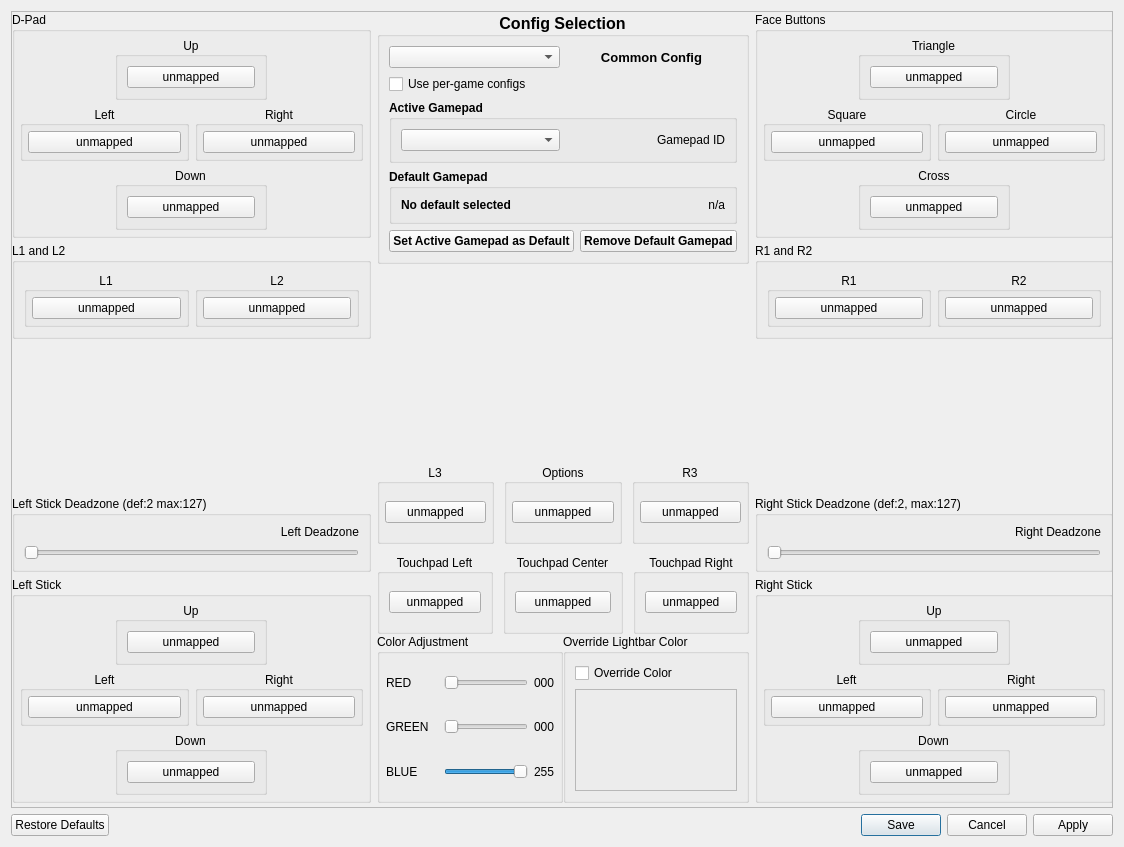
The window that src/qt_gui/control_settings.ui (shadps4-emu/shadPS4) describes before a commit, drawn with Qt 5.
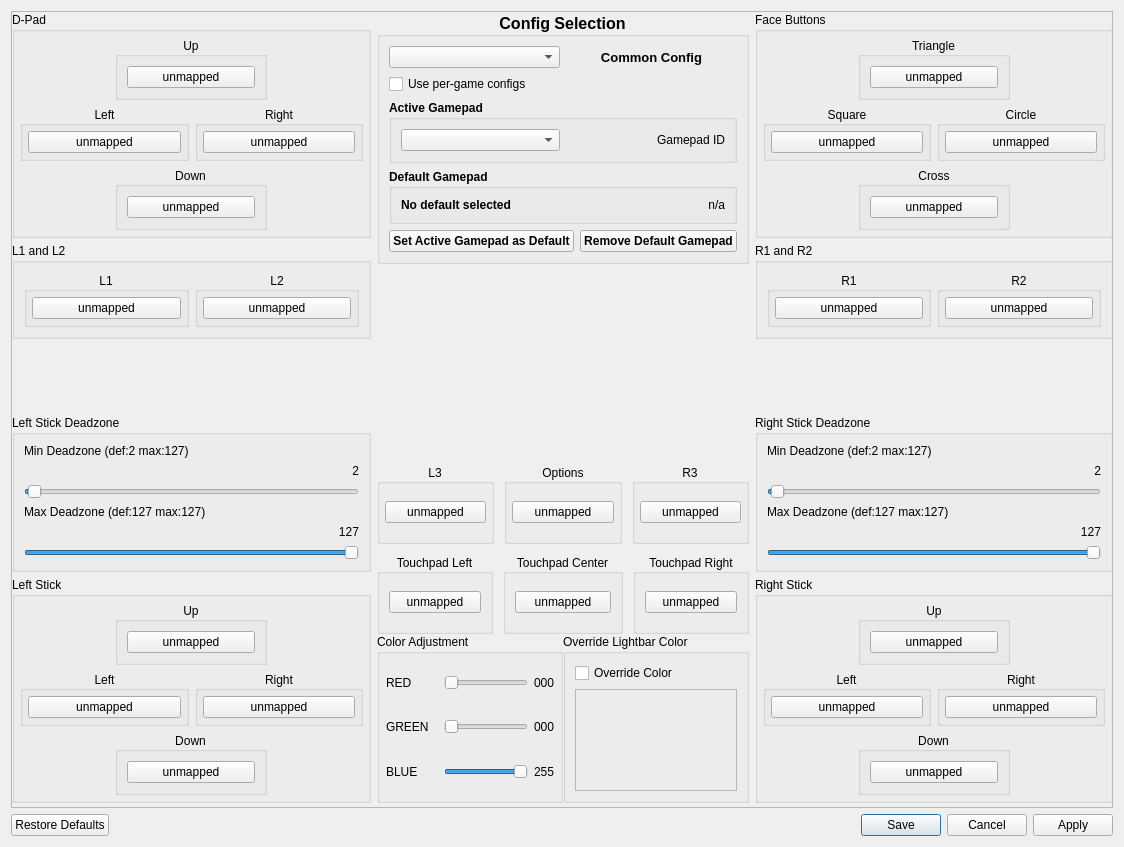
The same window after the commit. Icons and pictures are not drawn.

```diff
--- a/src/qt_gui/control_settings.ui
+++ b/src/qt_gui/control_settings.ui
@@ -357,11 +357,21 @@
              </sizepolicy>
             </property>
             <property name="title">
-             <string>Left Stick Deadzone (def:2 max:127)</string>
+             <string>Left Stick Deadzone</string>
             </property>
             <layout class="QVBoxLayout" name="verticalLayout_15">
              <item>
-              <widget class="QLabel" name="LeftDeadzoneValue">
+              <widget class="QLabel" name="LeftDeadzoneMinLabel">
+               <property name="text">
+                <string>Min Deadzone (def:2 max:127)</string>
+               </property>
+               <property name="alignment">
+                <set>Qt::AlignmentFlag::AlignLeft</set>
+               </property>
+              </widget>
+             </item>
+             <item>
+              <widget class="QLabel" name="LeftDeadzoneMinValue">
                <property name="sizePolicy">
                 <sizepolicy hsizetype="Minimum" vsizetype="Minimum">
                  <horstretch>0</horstretch>
@@ -369,7 +379,7 @@
                 </sizepolicy>
                </property>
                <property name="text">
-                <string>Left Deadzone</string>
+                <string>2</string>
                </property>
                <property name="alignment">
                 <set>Qt::AlignmentFlag::AlignRight|Qt::AlignmentFlag::AlignTrailing|Qt::AlignmentFlag::AlignVCenter</set>
@@ -388,6 +398,57 @@
                 <number>1</number>
                </property>
                <property name="maximum">
+                <number>127</number>
+               </property>
+               <property name="value">
+                <number>2</number>
+               </property>
+               <property name="orientation">
+                <enum>Qt::Orientation::Horizontal</enum>
+               </property>
+              </widget>
+             </item>
+             <item>
+              <widget class="QLabel" name="LeftDeadzoneMaxLabel">
+               <property name="text">
+                <string>Max Deadzone (def:127 max:127)</string>
+               </property>
+               <property name="alignment">
+                <set>Qt::AlignmentFlag::AlignLeft</set>
+               </property>
+              </widget>
+             </item>
+             <item>
+              <widget class="QLabel" name="LeftDeadzoneMaxValue">
+               <property name="sizePolicy">
+                <sizepolicy hsizetype="Minimum" vsizetype="Minimum">
+                 <horstretch>0</horstretch>
+                 <verstretch>0</verstretch>
+                </sizepolicy>
+               </property>
+               <property name="text">
+                <string>127</string>
+               </property>
+               <property name="alignment">
+                <set>Qt::AlignmentFlag::AlignRight|Qt::AlignmentFlag::AlignTrailing|Qt::AlignmentFlag::AlignVCenter</set>
+               </property>
+              </widget>
+             </item>
+             <item>
+              <widget class="QSlider" name="LeftDeadzoneMaxSlider">
+               <property name="sizePolicy">
+                <sizepolicy hsizetype="Preferred" vsizetype="Minimum">
+                 <horstretch>0</horstretch>
+                 <verstretch>0</verstretch>
+                </sizepolicy>
+               </property>
+               <property name="minimum">
+                <number>1</number>
+               </property>
+               <property name="maximum">
+                <number>127</number>
+               </property>
+               <property name="value">
                 <number>127</number>
                </property>
                <property name="orientation">
@@ -1546,11 +1607,21 @@
              </sizepolicy>
             </property>
             <property name="title">
-             <string>Right Stick Deadzone (def:2, max:127)</string>
+             <string>Right Stick Deadzone</string>
             </property>
             <layout class="QVBoxLayout" name="verticalLayout_13">
              <item>
-              <widget class="QLabel" name="RightDeadzoneValue">
+              <widget class="QLabel" name="RightDeadzoneMinLabel">
+               <property name="text">
+                <string>Min Deadzone (def:2 max:127)</string>
+               </property>
+               <property name="alignment">
+                <set>Qt::AlignmentFlag::AlignLeft</set>
+               </property>
+              </widget>
+             </item>
+             <item>
+              <widget class="QLabel" name="RightDeadzoneMinValue">
                <property name="sizePolicy">
                 <sizepolicy hsizetype="Preferred" vsizetype="Minimum">
                  <horstretch>0</horstretch>
@@ -1558,7 +1629,7 @@
                 </sizepolicy>
                </property>
                <property name="text">
-                <string>Right Deadzone</string>
+                <string>2</string>
                </property>
                <property name="alignment">
                 <set>Qt::AlignmentFlag::AlignRight|Qt::AlignmentFlag::AlignTrailing|Qt::AlignmentFlag::AlignVCenter</set>
@@ -1577,6 +1648,57 @@
                 <number>1</number>
                </property>
                <property name="maximum">
+                <number>127</number>
+               </property>
+               <property name="value">
+                <number>2</number>
+               </property>
+               <property name="orientation">
+                <enum>Qt::Orientation::Horizontal</enum>
+               </property>
+              </widget>
+             </item>
+             <item>
+              <widget class="QLabel" name="RightDeadzoneMaxLabel">
+               <property name="text">
+                <string>Max Deadzone (def:127 max:127)</string>
+               </property>
+               <property name="alignment">
+                <set>Qt::AlignmentFlag::AlignLeft</set>
+               </property>
+              </widget>
+             </item>
+             <item>
+              <widget class="QLabel" name="RightDeadzoneMaxValue">
+               <property name="sizePolicy">
+                <sizepolicy hsizetype="Preferred" vsizetype="Minimum">
+                 <horstretch>0</horstretch>
+                 <verstretch>0</verstretch>
+                </sizepolicy>
+               </property>
+               <property name="text">
+                <string>127</string>
+               </property>
+               <property name="alignment">
+                <set>Qt::AlignmentFlag::AlignRight|Qt::AlignmentFlag::AlignTrailing|Qt::AlignmentFlag::AlignVCenter</set>
+               </property>
+              </widget>
+             </item>
+             <item>
+              <widget class="QSlider" name="RightDeadzoneMaxSlider">
+               <property name="sizePolicy">
+                <sizepolicy hsizetype="Preferred" vsizetype="Minimum">
+                 <horstretch>0</horstretch>
+                 <verstretch>0</verstretch>
+                </sizepolicy>
+               </property>
+               <property name="minimum">
+                <number>1</number>
+               </property>
+               <property name="maximum">
+                <number>127</number>
+               </property>
+               <property name="value">
                 <number>127</number>
                </property>
                <property name="orientation">
```
Left out of the diff: 4 changed lines with no effect on the pictures.
